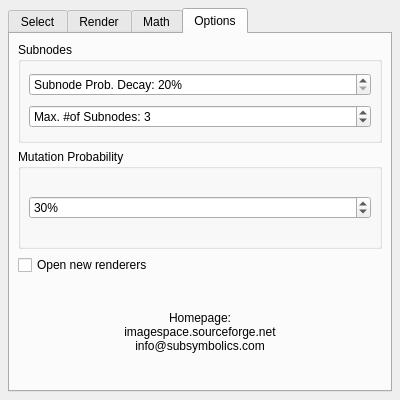
denilsonsa/imagespace, file gui.ui: the form before one commit.
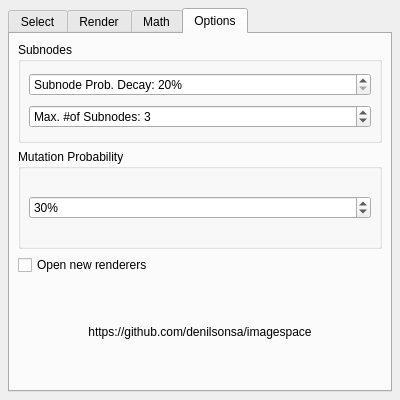
The form after the commit. The open tabs and pages were chosen to show the change.

Commit message: Changed the URL to point to this repository

```diff
--- a/gui.ui
+++ b/gui.ui
@@ -954,9 +954,7 @@
        <item>
         <widget class="QLabel" name="textLabel1">
          <property name="text">
-          <string>Homepage:
-imagespace.sourceforge.net
-info@subsymbolics.com</string>
+          <string>https://github.com/denilsonsa/imagespace</string>
          </property>
          <property name="alignment">
           <set>Qt::AlignCenter</set>
```
